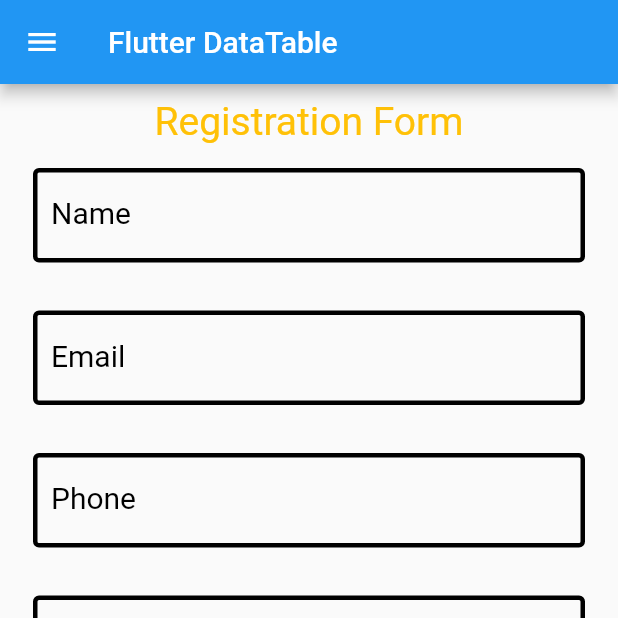
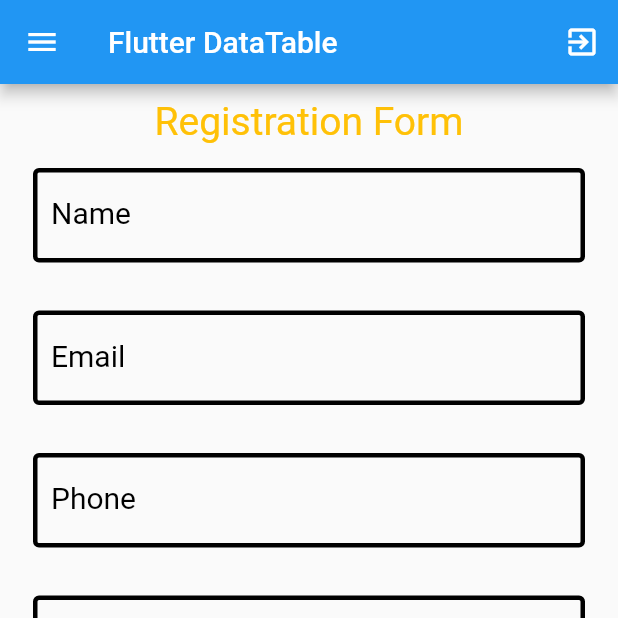
Before and after one commit to waqadArshad/mysql_php_app_Final-Exam, a Flutter app: the screen it shows after launch, on a phone screen of 412 x 824 dp, the top half of it. Run offline on Flutter 3.47's test engine with Material 2 defaults, Android fonts, the phone set to English and light mode, and no system bars; missing offline and left inert: splash_screen_view; accounts and stored records are empty; network calls fail.

Commit message:
commit 4 & 5

```diff
--- a/mysql_app_php_flutter/lib/main.dart
+++ b/mysql_app_php_flutter/lib/main.dart
@@ -1,4 +1,5 @@
 import 'package:flutter/material.dart';
+import 'package:flutter/services.dart';
 import 'package:mysql_app_php_flutter/services/services.dart';
 import 'package:splash_screen_view/SplashScreenView.dart';
 
@@ -364,6 +365,17 @@ class _FormState extends State<Form> {
     return Scaffold(
       appBar: AppBar(
         title: Text(_titleProgress),
+        actions: <Widget>[
+          IconButton(
+            icon: Icon(
+              Icons.exit_to_app,
+              color: Colors.white,
+            ),
+            onPressed: () {
+              SystemNavigator.pop();
+            },
+          ),
+        ],
       ),
       drawer: DrawerNav(context),
       body: SafeArea(
```
